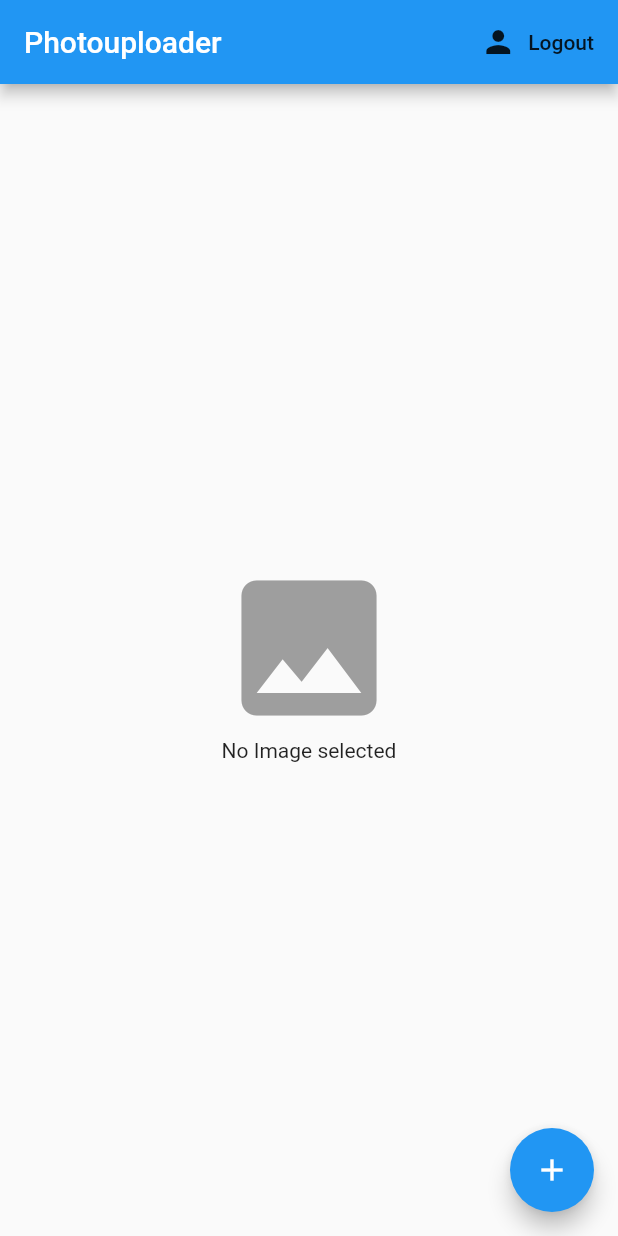
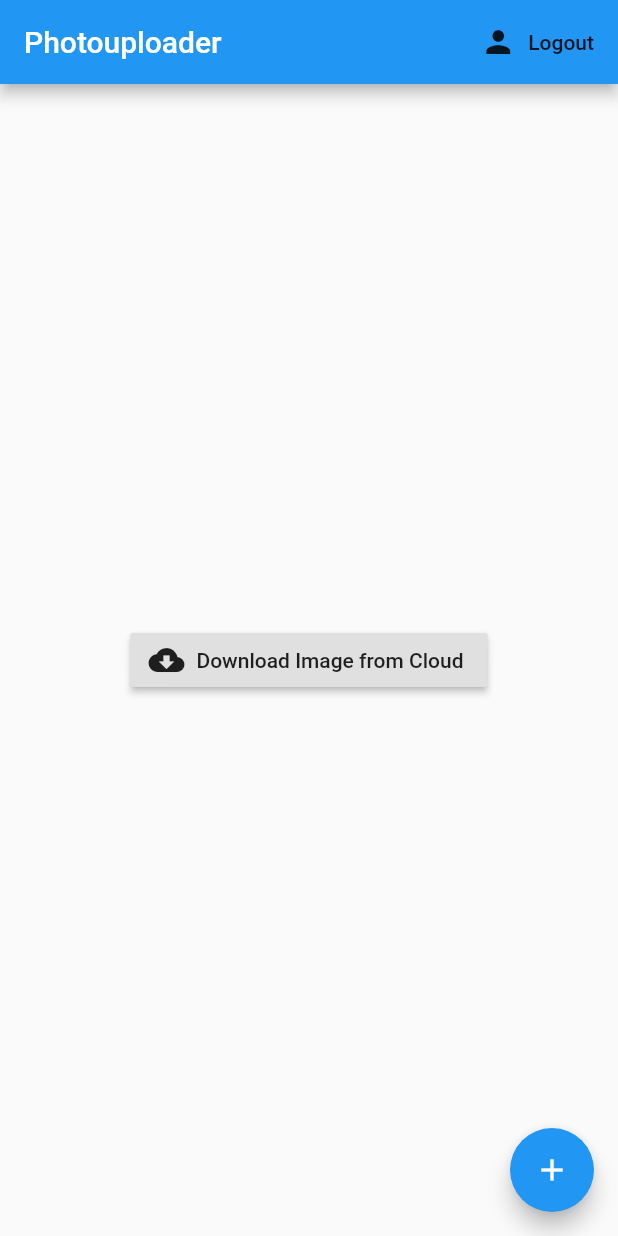
Before and after one commit to MichaelRinglein/photouploader, a Flutter app: the screen it shows once a user with an empty profile is signed in, on a phone screen of 412 x 824 dp. Run offline on Flutter 3.47's test engine with Material 2 defaults, Android fonts, the phone set to English and light mode, and no system bars; our stand-ins replace firebase_auth, firebase_core, firebase_storage, flutter_spinkit, google_sign_in, image_picker; accounts and stored records are empty; network calls fail.

Commit message:
first version

```diff
--- a/lib/main.dart
+++ b/lib/main.dart
@@ -3,14 +3,12 @@ import 'package:image_picker/image_picker.dart';
 import 'dart:async';
 import 'dart:io';
 import 'package:firebase_core/firebase_core.dart';
-import 'package:photouploader/authenticate/authenticate.dart';
 import 'package:photouploader/models/models.dart';
 import 'package:photouploader/services/auth.dart';
+import 'package:photouploader/services/downloader.dart';
 import 'package:photouploader/services/uploader.dart';
 import 'package:photouploader/wrapper.dart';
 import 'package:provider/provider.dart';
-//import 'package:firebase_core/firebase_core.dart';
-//import 'package:firebase_auth/firebase_auth.dart';
 
 Future<void> main()  async {
   WidgetsFlutterBinding.ensureInitialized();
@@ -31,8 +29,7 @@ class MyApp extends StatelessWidget {
           primarySwatch: Colors.blue,
           visualDensity: VisualDensity.adaptivePlatformDensity,
         ),
-        home: Wrapper(), /* MyHomePage(title: 'Photouploader'),*/
-
+        home: Wrapper(),
       ),
     );
   }
@@ -90,12 +87,7 @@ class _MyHomePageState extends State<MyHomePage> {
             _image == null ?
             Column(
               children: [
-                Icon(
-                  Icons.image,
-                  size: 120,
-                  color: Colors.grey,
-                ),
-                Text('No Image selected')
+                Downloader(),
               ]
             )
             :
@@ -103,14 +95,16 @@ class _MyHomePageState extends State<MyHomePage> {
               children: [
                 Image.file(_image, height: 300),
                 Uploader(file: _image),
-                RaisedButton(
+                RaisedButton.icon(
+                  label: Text('Delete image'),
+                  icon: Icon(Icons.delete),
                   onPressed: deleteImage,
-                  child: Text('Delete image'),
                 ),
-                RaisedButton(
+                /*RaisedButton(
                   onPressed: (){},
                   child: Text('Show all my images'),
                 )
+                 */
               ],
             ),
           ],
--- a/lib/services/auth.dart
+++ b/lib/services/auth.dart
@@ -1,7 +1,6 @@
 import 'package:firebase_auth/firebase_auth.dart';
 import 'package:google_sign_in/google_sign_in.dart';
 import 'package:photouploader/models/models.dart';
-//import 'package:firebase_core/firebase_core.dart';
 
 class AuthService {
   final FirebaseAuth _auth = FirebaseAuth.instance;
--- /dev/null
+++ b/lib/services/downloader.dart
@@ -0,0 +1,58 @@
+import 'package:flutter/material.dart';
+import 'package:firebase_storage/firebase_storage.dart';
+import 'package:photouploader/models/models.dart';
+import 'package:provider/provider.dart';
+
+class Downloader extends StatefulWidget {
+  @override
+  _DownloaderState createState() => _DownloaderState();
+}
+
+class _DownloaderState extends State<Downloader> {
+
+  final FirebaseStorage _storage = FirebaseStorage(storageBucket: 'gs://photouploader-bff44.appspot.com/');
+  String _url;
+
+  void _startDownload() async {
+    final user = Provider.of<UserModel>(context, listen: false);
+    String filePath = 'image/${user.uid}/${user.uid}.png';
+
+    _url = await _storage.ref().child(filePath).getDownloadURL();
+
+    setState(() {
+      String url = _url;
+    });
+
+
+  }
+
+  void _deleteImage() {
+    setState(() {
+      _url = null;
+    });
+  }
+
+    @override
+    Widget build(BuildContext context) {
+      return (
+      _url != null ?
+      Column(
+        children: [
+          Image.network(_url, height: 300),
+          RaisedButton.icon(
+            label: Text('Delete image'),
+            icon: Icon(Icons.delete),
+            onPressed: _deleteImage,
+          )
+        ],
+      )
+      :
+      RaisedButton.icon(
+        label: Text('Download Image from Cloud'),
+        icon: Icon(Icons.cloud_download),
+        onPressed: _startDownload,
+      )
+      );
+    }
+
+  }
```
Also changed, not shown: lib/authenticate/sign_in.dart (+6 -4 lines), lib/services/uploader.dart (+12 -17 lines), 1 other file.
